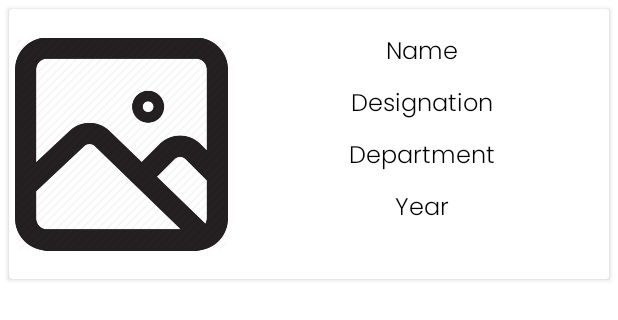
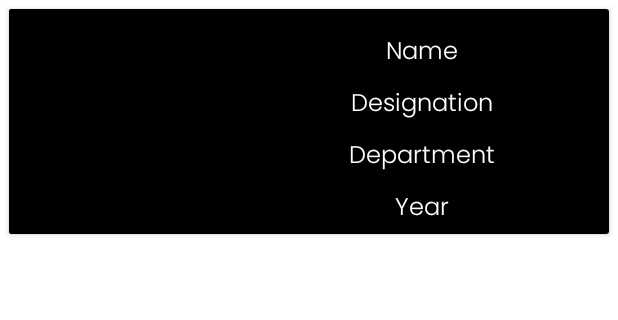
Before and after one commit to krnsree/TechUtsav2k20, an Android app: the layout dev_info_card.xml on its own in the app's theme, with its tools: preview values and no code run, on a phone screen of 412 x 824 dp. Shown: the top 320 px of the screen. Run offline under Robolectric (Android 15) with nearby library versions, the phone set to English and light mode, and no system bars.

Commit message:
final push

```diff
--- a/app/src/main/res/layout/dev_info_card.xml
+++ b/app/src/main/res/layout/dev_info_card.xml
@@ -1,26 +1,26 @@
 <?xml version="1.0" encoding="utf-8"?>
-<androidx.cardview.widget.CardView
-    xmlns:android="http://schemas.android.com/apk/res/android"
+<androidx.cardview.widget.CardView xmlns:android="http://schemas.android.com/apk/res/android"
     xmlns:app="http://schemas.android.com/apk/res-auto"
-    android:orientation="vertical"
     android:layout_width="match_parent"
-    android:layout_height="180dp"
-    android:layout_margin="6dp">
+    android:layout_height="wrap_content"
+    android:layout_margin="6dp"
+    android:background="@color/colorPrimaryDark">
 
     <androidx.constraintlayout.widget.ConstraintLayout
         android:layout_width="match_parent"
-        android:layout_height="wrap_content">
+        android:layout_height="wrap_content"
+        android:background="@color/colorPrimaryDark">
 
         <ImageView
             android:id="@+id/dev_img"
             android:layout_width="150dp"
-            android:layout_height="wrap_content"
-            android:src="@drawable/placeholder"
+            android:layout_height="150dp"
+            android:background="@color/colorPrimaryDark"
+            android:padding="4dp"
             app:layout_constraintBottom_toBottomOf="parent"
             app:layout_constraintStart_toStartOf="parent"
             app:layout_constraintTop_toTopOf="parent"
-            app:layout_constraintVertical_bias="0.0"
-            android:padding="4dp"/>
+            app:layout_constraintVertical_bias="0.0" />
 
         <TextView
             android:id="@+id/dev_name"
@@ -30,7 +30,7 @@
             android:fontFamily="@font/poppins_light"
             android:gravity="center"
             android:text="@string/dev_name"
-            android:textColor="#000000"
+            android:textColor="@color/White"
             android:textSize="16sp"
             android:textStyle="normal"
             app:layout_constraintEnd_toEndOf="parent"
@@ -45,7 +45,7 @@
             android:fontFamily="@font/poppins_light"
             android:gravity="center"
             android:text="@string/dev_designation"
-            android:textColor="#000000"
+            android:textColor="@color/White"
             android:textSize="16sp"
             android:textStyle="normal"
             app:layout_constraintEnd_toEndOf="parent"
@@ -60,7 +60,7 @@
             android:fontFamily="@font/poppins_light"
             android:gravity="center"
             android:text="@string/dev_dept"
-            android:textColor="#000000"
+            android:textColor="@color/White"
             android:textSize="16sp"
             android:textStyle="normal"
             app:layout_constraintEnd_toEndOf="parent"
@@ -75,7 +75,7 @@
             android:fontFamily="@font/poppins_light"
             android:gravity="center"
             android:text="@string/dev_year"
-            android:textColor="#000000"
+            android:textColor="@color/White"
             android:textSize="16sp"
             android:textStyle="normal"
             app:layout_constraintBottom_toBottomOf="parent"
@@ -83,14 +83,5 @@
             app:layout_constraintStart_toEndOf="@+id/dev_img"
             app:layout_constraintTop_toBottomOf="@+id/dev_dept"
             app:layout_constraintVertical_bias="0.0" />
-
-
     </androidx.constraintlayout.widget.ConstraintLayout>
-
-
-
-
-
-
-
 </androidx.cardview.widget.CardView>
```
